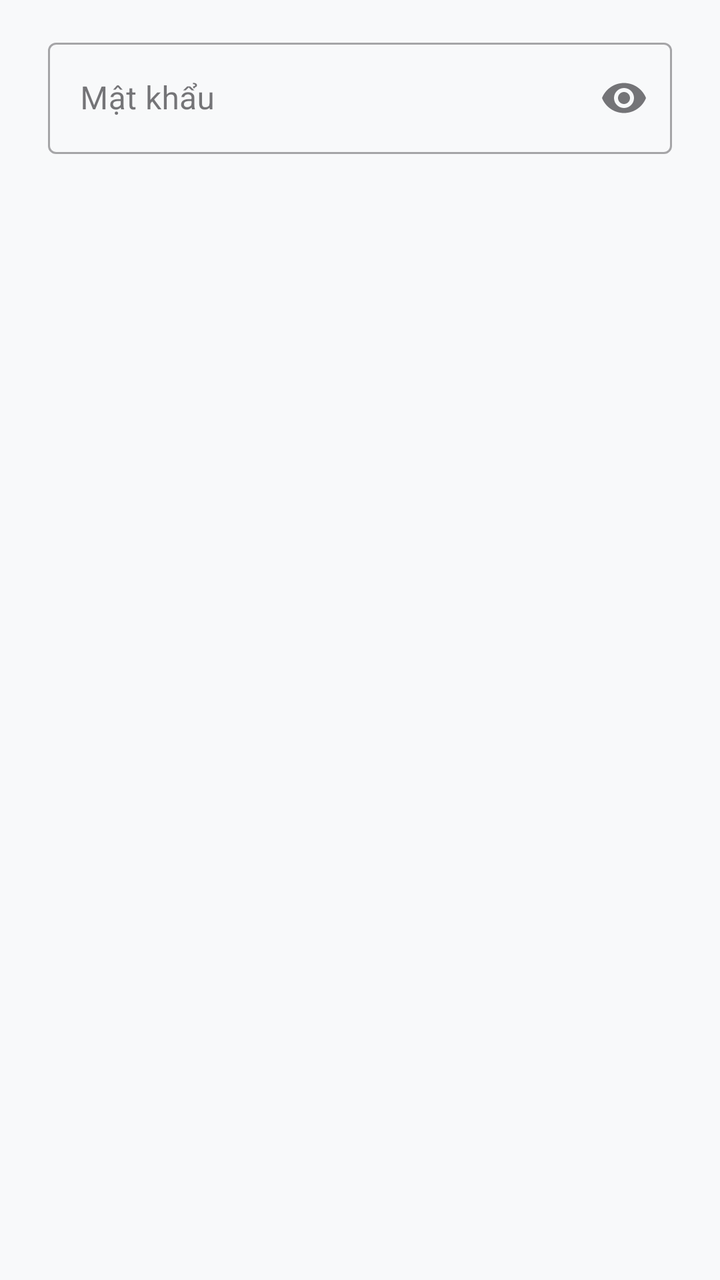
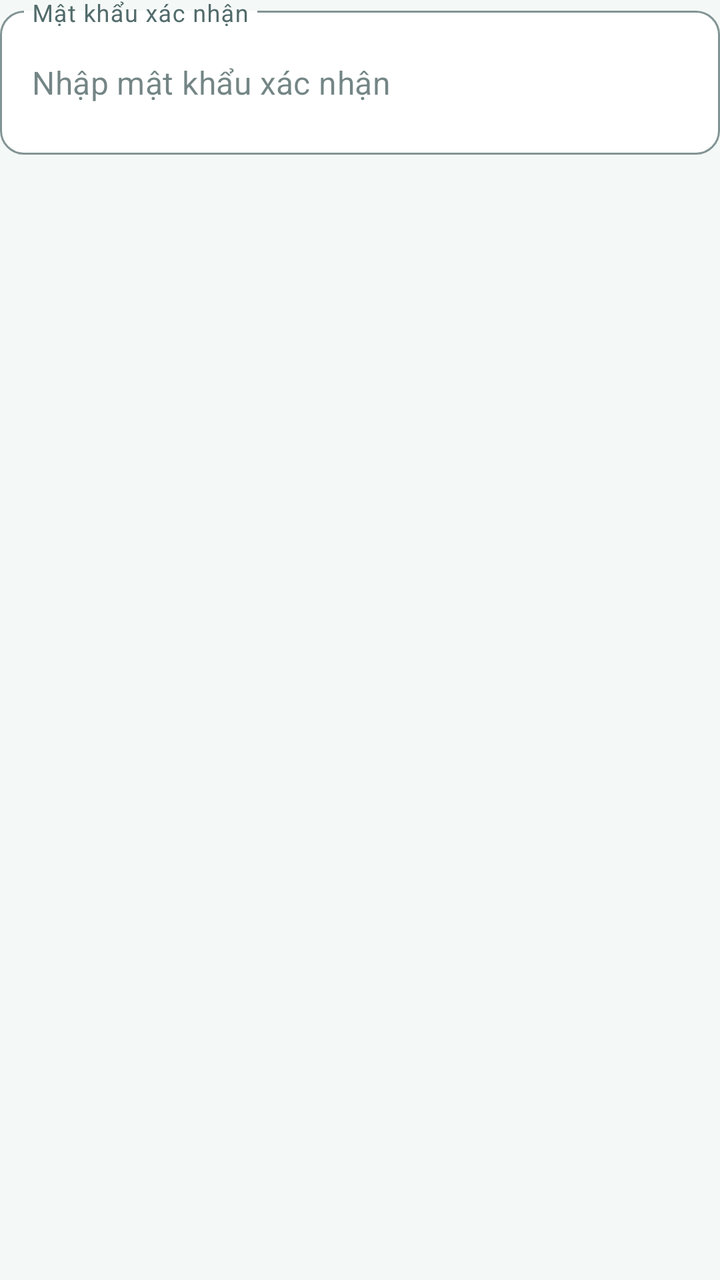

An Android layout rendered at two revisions. The XML below is the earlier revision; the diff shows what the commit changed to produce the second picture.
<!-- AndroidManifest.xml: application theme Theme.Vita -->
<!-- res/layout/dialog_delete_profile.xml -->
<?xml version="1.0" encoding="utf-8"?>
<LinearLayout
    xmlns:android="http://schemas.android.com/apk/res/android"
    xmlns:app="http://schemas.android.com/apk/res-auto"
    android:layout_width="match_parent"
    android:layout_height="wrap_content"
    android:orientation="vertical"
    android:paddingHorizontal="24dp"
    android:paddingTop="16dp">
    <com.google.android.material.textfield.TextInputLayout
        android:id="@+id/til_delete_profile_password"
        style="@style/Widget.MaterialComponents.TextInputLayout.OutlinedBox"
        android:layout_width="match_parent"
        android:layout_height="wrap_content"
        android:hint="@string/profile_delete_password"
        app:endIconMode="password_toggle">

        <com.google.android.material.textfield.TextInputEditText
            android:id="@+id/et_delete_profile_password"
            android:layout_width="match_parent"
            android:layout_height="wrap_content"
            android:minHeight="48dp"
            android:inputType="textPassword"
            android:imeOptions="actionDone"
            android:saveEnabled="false" />
    </com.google.android.material.textfield.TextInputLayout>
</LinearLayout>
<!-- resources referenced by this layout -->
<resources>
  <string name="profile_delete_password">Mật khẩu</string>
  <style name="Base.Theme.Vita" parent="Theme.Material3.Light.NoActionBar">
          
          <item name="colorPrimary">@color/vita_teal</item>
          <item name="colorPrimaryVariant">@color/vita_teal_dark</item>
          <item name="colorSecondary">@color/vita_aqua</item>
          <item name="colorSecondaryContainer">@color/vita_teal_50</item>
          <item name="android:statusBarColor">@color/vita_teal_dark</item>
          <item name="android:windowBackground">@color/vita_bg</item>
      </style>
  <color name="vita_teal">#00897B</color>
  <color name="vita_teal_dark">#005B4F</color>
  <color name="vita_teal_50">#E0F2F1</color>
  <color name="vita_bg">#F8F9FA</color>
  <!-- unchanged entries left out for length: 2 -->
</resources>

<!-- the commit's change to res/layout/dialog_delete_profile.xml (unified diff, before → after) -->
@@ -5,21 +5,26 @@
     android:layout_width="match_parent"
     android:layout_height="wrap_content"
     android:orientation="vertical"
-    android:paddingHorizontal="24dp"
-    android:paddingTop="16dp">
+    android:paddingBottom="12dp"
+    android:paddingTop="0dp"
+    android:paddingStart="0dp"
+    android:paddingEnd="0dp">
     <com.google.android.material.textfield.TextInputLayout
         android:id="@+id/til_delete_profile_password"
-        style="@style/Widget.MaterialComponents.TextInputLayout.OutlinedBox"
+        style="@style/Widget.Vita.AuthInput"
         android:layout_width="match_parent"
         android:layout_height="wrap_content"
-        android:hint="@string/profile_delete_password"
-        app:endIconMode="password_toggle">
-
+        android:hint="@string/figma_delete_profile_password"
+        app:placeholderText="@string/figma_delete_profile_placeholder">
         <com.google.android.material.textfield.TextInputEditText
             android:id="@+id/et_delete_profile_password"
             android:layout_width="match_parent"
             android:layout_height="wrap_content"
-            android:minHeight="48dp"
+            android:minHeight="72dp"
+            android:paddingStart="16dp"
+            android:paddingEnd="16dp"
+            android:paddingTop="16dp"
+            android:paddingBottom="16dp"
             android:inputType="textPassword"
             android:imeOptions="actionDone"
             android:saveEnabled="false" />
<!-- resource entries referenced after the edit -->
@@ -1,19 +1,99 @@
 <!-- resources referenced by this layout -->
 <resources>
-  <string name="profile_delete_password">Mật khẩu</string>
+  <string name="figma_delete_profile_password">Mật khẩu xác nhận</string>
+  <string name="figma_delete_profile_placeholder">Nhập mật khẩu xác nhận</string>
+  <style name="Widget.Vita.AuthInput" parent="Widget.MaterialComponents.TextInputLayout.OutlinedBox">
+          <item name="boxBackgroundColor">@color/vita_surface</item>
+          <item name="android:background">@null</item>
+          <item name="expandedHintEnabled">false</item>
+          <item name="boxStrokeWidth">1dp</item>
+          <item name="boxStrokeWidthFocused">2dp</item>
+          <item name="boxCollapsedPaddingTop">12dp</item>
+          <item name="boxStrokeColor">@color/vita_input_stroke</item>
+          <item name="boxCornerRadiusTopStart">12dp</item>
+          <item name="boxCornerRadiusTopEnd">12dp</item>
+          <item name="boxCornerRadiusBottomStart">12dp</item>
+          <item name="boxCornerRadiusBottomEnd">12dp</item>
+          <item name="hintTextColor">@color/vita_text_secondary</item>
+          <item name="android:textColorHint">@color/vita_text_secondary</item>
+          <item name="helperTextTextColor">@color/vita_text_secondary</item>
+          <item name="suffixTextColor">@color/vita_text_secondary</item>
+          <item name="prefixTextColor">@color/vita_text_secondary</item>
+      </style>
+  <color name="vita_surface">#FFFFFF</color>
+  <color name="vita_text_secondary">#526B6B</color>
   <style name="Base.Theme.Vita" parent="Theme.Material3.Light.NoActionBar">
-          
+          <item name="android:fontFamily">sans-serif</item>
+          <item name="toolbarStyle">@style/Widget.Vita.Figma.Toolbar</item>
+          <item name="toolbarNavigationButtonStyle">@style/Widget.Vita.Figma.Back</item>
+          <item name="elevationOverlayEnabled">false</item>
+          <item name="editTextStyle">@style/Widget.Vita.Figma.EditText</item>
+          <item name="textInputStyle">@style/Widget.Vita.AuthInput</item>
+          <item name="colorSurface">@color/vita_surface</item>
+          <item name="colorOnSurface">@color/vita_text_primary</item>
+          <item name="colorOnSurfaceVariant">@color/vita_text_secondary</item>
+          <item name="colorOutline">@color/vita_divider</item>
+          <item name="android:windowLightStatusBar">true</item>
+          <item name="android:navigationBarColor">@color/vita_surface</item>
           <item name="colorPrimary">@color/vita_teal</item>
           <item name="colorPrimaryVariant">@color/vita_teal_dark</item>
           <item name="colorSecondary">@color/vita_aqua</item>
           <item name="colorSecondaryContainer">@color/vita_teal_50</item>
-          <item name="android:statusBarColor">@color/vita_teal_dark</item>
+          <item name="android:statusBarColor">@color/vita_bg</item>
           <item name="android:windowBackground">@color/vita_bg</item>
       </style>
-  <color name="vita_teal">#00897B</color>
-  <color name="vita_teal_dark">#005B4F</color>
-  <color name="vita_teal_50">#E0F2F1</color>
-  <color name="vita_bg">#F8F9FA</color>
+  <style name="Widget.Vita.Figma.Toolbar" parent="Widget.Material3.Toolbar">
+          <item name="android:minHeight">48dp</item>
+          <item name="titleTextAppearance">@style/TextAppearance.Vita.Figma.Toolbar</item>
+          <item name="navigationIconTint">@color/vita_teal</item>
+          <item name="contentInsetStart">0dp</item>
+          <item name="contentInsetEnd">0dp</item>
+          <item name="contentInsetStartWithNavigation">56dp</item>
+          <item name="titleMarginStart">8dp</item>
+          <item name="android:paddingStart">24dp</item>
+          <item name="android:paddingEnd">24dp</item>
+          <item name="android:paddingTop">8dp</item>
+          <item name="android:paddingBottom">8dp</item>
+      </style>
+  <style name="Widget.Vita.Figma.Back" parent="Widget.AppCompat.Toolbar.Button.Navigation">
+          <item name="android:minWidth">48dp</item>
+          <item name="android:minHeight">48dp</item>
+          <item name="android:padding">12dp</item>
+          <item name="android:background">@drawable/figma_avatar_bg</item>
+      </style>
+  <style name="Widget.Vita.Figma.EditText" parent="Widget.MaterialComponents.TextInputEditText.OutlinedBox">
+          <item name="android:background">@null</item>
+          <item name="android:minHeight">72dp</item>
+          <item name="android:paddingStart">16dp</item>
+          <item name="android:paddingEnd">16dp</item>
+          <item name="android:paddingTop">16dp</item>
+          <item name="android:paddingBottom">16dp</item>
+          <item name="android:textSize">16sp</item>
+          <item name="android:textColor">@color/vita_text_primary</item>
+      </style>
+  <color name="vita_text_primary">#173333</color>
+  <color name="vita_divider">#D9E6E3</color>
+  <color name="vita_teal">#0B786E</color>
+  <color name="vita_teal_dark">#104B47</color>
+  <color name="vita_teal_50">#DFF4EB</color>
+  <color name="vita_bg">#F4F8F7</color>
+  <style name="TextAppearance.Vita.Figma.Toolbar" parent="TextAppearance.Vita.Title">
+          <item name="android:textSize">20sp</item>
+          <item name="lineHeight">28sp</item>
+          <item name="android:includeFontPadding">false</item>
+          <item name="android:letterSpacing">0</item>
+      </style>
+  <!-- drawable figma_avatar_bg (drawable) -->
+  <?xml version="1.0" encoding="utf-8"?>
+  <shape xmlns:android="http://schemas.android.com/apk/res/android">
+      <solid android:color="@color/vita_surface" />
+      <corners android:radius="20dp" />
+  </shape>
+  <style name="TextAppearance.Vita.Title" parent="TextAppearance.Material3.TitleLarge">
+          <item name="android:textSize">24sp</item>
+          <item name="android:textStyle">bold</item>
+          <item name="android:textColor">@color/vita_text_primary</item>
+      </style>
   <!-- unchanged entries left out for length: 2 -->
 </resources>
 
